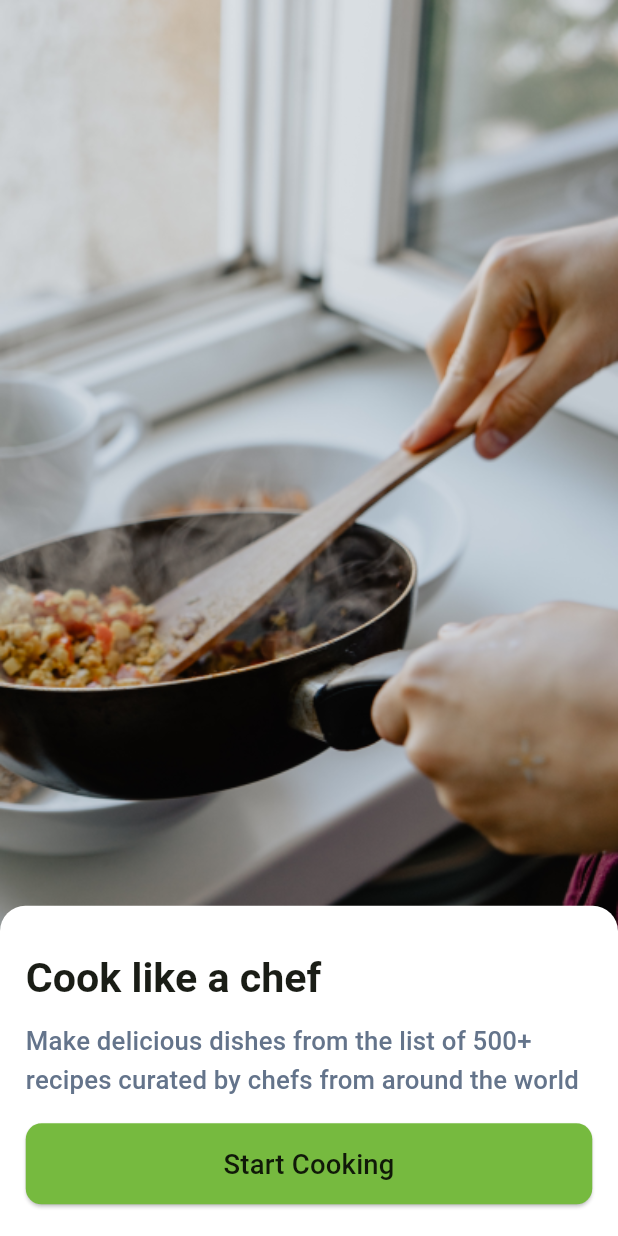
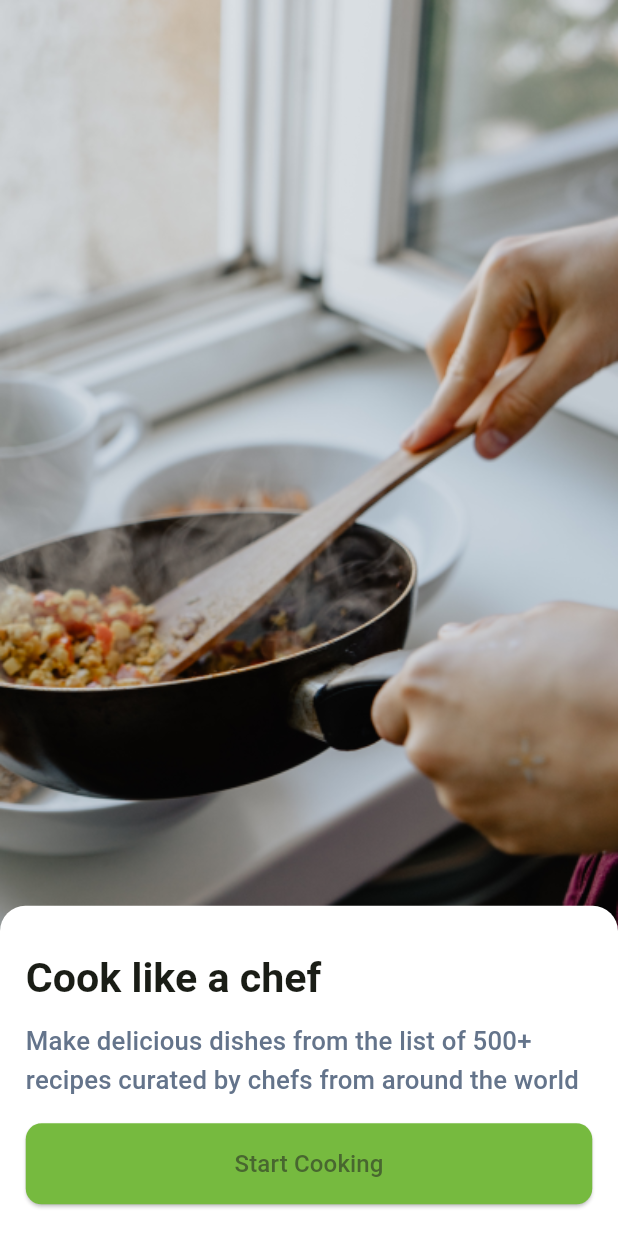
Before and after one commit to MohilThummar/eat_fresh_app, a Flutter app: the screen it shows after launch, on a phone screen of 412 x 824 dp. Run offline on Flutter 3.47's test engine with Material 2 defaults, Android fonts, the phone set to English and light mode, and no system bars; our stand-ins replace connectivity_plus, dio, flutter_screenutil, flutter_svg, fluttertoast, get and 2 more; Roboto replaces fonts that are missing (SF Pro Rounded).

Commit message:
Change in common and constant files

```diff
--- a/lib/res/common/app_button.dart
+++ b/lib/res/common/app_button.dart
@@ -2,30 +2,30 @@ import 'package:flutter/material.dart';
 import 'package:flutter_svg/flutter_svg.dart';
 import 'package:get/get.dart';
 
+/// <<< Common App button --------- >>>
+
 class AppButton extends StatelessWidget {
-  final String title;
+  final String? title;
+  final bool? disableButton;
+  final VoidCallback? onPressed;
+  final VoidCallback? onLongPress;
+  final double? height;
   final double? width;
+  final Widget? child;
   final IconData? icon;
   final String? image;
-  final double? height;
-  final double? fontSize;
-  final Widget? child;
-  final bool? disableButton;
-  final VoidCallback onPressed;
-  final VoidCallback? onLongPress;
 
   const AppButton({
     super.key,
-    required this.title,
-    this.width,
-    this.icon,
-    this.image,
-    this.height,
-    this.fontSize,
-    this.child,
-    this.disableButton = false,
+    this.title = "",
     required this.onPressed,
     this.onLongPress,
+    this.disableButton = false,
+    this.height,
+    this.width,
+    this.child,
+    this.icon,
+    this.image = "",
   });
 
   @override
@@ -47,32 +47,24 @@ class AppButton extends StatelessWidget {
                   size: 24,
                 ),
                 const SizedBox(width: 5),
-              ] else
-                const SizedBox(),
-              if (image != null && image != "") ...[
+              ],
+              if (image!.isNotEmpty) ...[
                 image!.contains(".svg")
                     ? SvgPicture.asset(
                         image!,
                         height: 22,
-                        alignment: Alignment.bottomLeft,
                       )
                     : Image.asset(
                         image!,
                         height: 22,
-                        color: Colors.white,
-                        alignment: Alignment.bottomLeft,
                       ),
                 const SizedBox(width: 5)
-              ] else
-                const SizedBox(),
-              if (title != "")
+              ],
+              if (title!.isNotEmpty)
                 Text(
-                  title,
+                  title!,
                   textAlign: TextAlign.center,
-                  style: Theme.of(context).textTheme.titleMedium,
                 )
-              else
-                const SizedBox(),
             ],
           ),
     );
--- a/lib/res/common/app_text_field.dart
+++ b/lib/res/common/app_text_field.dart
@@ -1,5 +1,7 @@
 import 'package:flutter/material.dart';
 import 'package:flutter/services.dart';
+
+/// <<< Common TextField --------- >>>
 
 class CustomTextField extends StatelessWidget {
   final TextEditingController? controller;
--- a/lib/res/constant/app_theme.dart
+++ b/lib/res/constant/app_theme.dart
@@ -2,20 +2,62 @@ import 'package:eat_fresh_app/res/constant/app_colors.dart';
 import 'package:flutter/material.dart';
 import 'package:flutter_screenutil/flutter_screenutil.dart';
 
+/// <<< To management App light and dark theme and typography --------- >>>
+
 class AppTheme {
-  final ThemeData baseLight = ThemeData.light();
-  final ThemeData baseDark = ThemeData.dark();
-
   static ThemeData lightTheme = ThemeData(
     /// Colors
     brightness: Brightness.light,
-    // primaryColor: AppColors.primaryColor,
     scaffoldBackgroundColor: Colors.white,
     disabledColor: const Color(0x99b7b6b6),
     hoverColor: const Color(0x4DC8C8C8),
     splashColor: const Color(0x66C8C8C8),
     shadowColor: const Color(0x12000000),
     colorSchemeSeed: AppColors.primaryColor,
+
+    /// Gesture
+    splashFactory: InkRipple.splashFactory,
+    visualDensity: VisualDensity.comfortable,
+    highlightColor: Colors.transparent,
+    indicatorColor: AppColors.primaryColor,
+    useMaterial3: true,
+
+    /// Button
+    // buttonTheme:,
+    // buttonColor: ,
+    elevatedButtonTheme: ElevatedButtonThemeData(
+      style: ButtonStyle(
+        backgroundColor: MaterialStateProperty.all(AppColors.primaryColor),
+        shape: MaterialStateProperty.all(RoundedRectangleBorder(borderRadius: BorderRadius.circular(10).r)),
+      ),
+    ),
+
+    /// Text
+    textTheme: buildTextTheme(ThemeData.light().textTheme),
+    primaryTextTheme: buildTextTheme(ThemeData.light().textTheme),
+    fontFamily: "SF Pro Rounded",
+
+    /// Icon
+    iconTheme: const IconThemeData(color: Color(0xff2b2b2b)),
+    // iconButtonTheme: ,
+
+    /// AppBar
+    appBarTheme: const AppBarTheme(color: Colors.white),
+
+    /// Divider
+    // dividerColor: ,
+    // dividerTheme: ,
+
+    /// Menu
+    popupMenuTheme: const PopupMenuThemeData(color: Colors.white),
+    // dropdownMenuTheme: ,
+
+    /// Dialog Box
+    // dialogTheme: ,
+    // dialogBackgroundColor: ,
+
+    /// Note: uncomment if you using copyWith theme or it will throw error.
+    // primaryColor: AppColors.primaryColor,
     // colorScheme: const ColorScheme(
     //   brightness: Brightness.light,
     //   primary: AppColors.primaryColor,
@@ -23,9 +65,28 @@ class AppTheme {
     //   error: Colors.red,
     //   surface: Colors.white,
     // ),
+  );
+
+  static ThemeData darkTheme = ThemeData(
+    /// Colors
+    brightness: Brightness.dark,
+    scaffoldBackgroundColor: Colors.black,
+    disabledColor: const Color(0x99b7b6b6),
+    hoverColor: const Color(0x4DC8C8C8),
+    splashColor: const Color(0x66C8C8C8),
+    shadowColor: const Color(0x12FFFFFF),
+    colorSchemeSeed: AppColors.primaryColor,
+
+    /// Gesture
+    splashFactory: InkRipple.splashFactory,
+    visualDensity: VisualDensity.comfortable,
+    highlightColor: Colors.transparent,
+    indicatorColor: AppColors.primaryColor,
+    useMaterial3: true,
 
     /// Button
-    // buttonTheme:
+    // buttonTheme:,
+    // buttonColor: ,
     elevatedButtonTheme: ElevatedButtonThemeData(
       style: ButtonStyle(
         backgroundColor: MaterialStateProperty.all(AppColors.primaryColor),
@@ -33,93 +94,39 @@ class AppTheme {
       ),
     ),
 
-    /// AppBar
-    appBarTheme: const AppBarTheme(color: Colors.white),
-
-    /// Menu
-    popupMenuTheme: const PopupMenuThemeData(color: Colors.white),
-    // dropdownMenuTheme: ,
-
-    /// Icon
-    iconTheme: const IconThemeData(color: Color(0xff2b2b2b)),
-    // iconButtonTheme: ,
-
     /// Text
     textTheme: buildTextTheme(ThemeData.light().textTheme),
     primaryTextTheme: buildTextTheme(ThemeData.light().textTheme),
     fontFamily: "SF Pro Rounded",
 
-    /// Button
-    // buttonTheme: ,
-    // elevatedButtonTheme: ,
+    /// Icon
+    iconTheme: const IconThemeData(color: Color(0xff989797)),
+    // iconButtonTheme: ,
+
+    /// AppBar
+    appBarTheme: const AppBarTheme(color: Colors.black),
+
+    /// Divider
+    // dividerColor: ,
+    // dividerTheme: ,
+
+    /// Menu
+    popupMenuTheme: const PopupMenuThemeData(color: Colors.black),
+    // dropdownMenuTheme: ,
 
     /// Dialog Box
     // dialogTheme: ,
     // dialogBackgroundColor: ,
 
-    splashFactory: InkRipple.splashFactory,
-    visualDensity: VisualDensity.comfortable,
-    highlightColor: Colors.transparent,
-    indicatorColor: AppColors.primaryColor,
-    useMaterial3: true,
-  );
-
-  static ThemeData darkTheme = ThemeData(
-    /// Colors
-    brightness: Brightness.dark,
+    /// Note: uncomment if you using copyWith theme or it will throw error.
     // primaryColor: AppColors.primaryColor,
-    scaffoldBackgroundColor: Colors.black,
-    disabledColor: const Color(0x99b7b6b6),
-    hoverColor: const Color(0x4DC8C8C8),
-    splashColor: const Color(0x66C8C8C8),
-    shadowColor: const Color(0x12FFFFFF),
-    colorSchemeSeed: AppColors.primaryColor,
     // colorScheme: const ColorScheme(
     //   brightness: Brightness.light,
     //   primary: AppColors.primaryColor,
     //   secondary: AppColors.secondaryColor,
     //   error: Colors.red,
-    //   surface: Colors.black,
+    //   surface: Colors.white,
     // ),
-
-    /// Button
-    // buttonTheme:
-    elevatedButtonTheme: ElevatedButtonThemeData(
-      style: ButtonStyle(
-        backgroundColor: MaterialStateProperty.all(AppColors.primaryColor),
-        shape: MaterialStateProperty.all(RoundedRectangleBorder(borderRadius: BorderRadius.circular(10).r)),
-      ),
-    ),
-
-    /// AppBar
-    appBarTheme: const AppBarTheme(color: Colors.black),
-
-    /// Menu
-    popupMenuTheme: const PopupMenuThemeData(color: Colors.black),
-    // dropdownMenuTheme: ,
-
-    /// Icon
-    iconTheme: const IconThemeData(color: Color(0xff989797)),
-    // iconButtonTheme: ,
-
-    /// Text
-    textTheme: buildTextTheme(ThemeData.dark().textTheme),
-    primaryTextTheme: buildTextTheme(ThemeData.dark().textTheme),
-    fontFamily: "SF Pro Rounded",
-    // textButtonTheme: ,
-
-    /// Button
-    // buttonTheme: ,
-    // elevatedButtonTheme: ,
-
-    /// Dialog Box
-    // dialogTheme: ,
-    // dialogBackgroundColor: ,
-    splashFactory: InkRipple.splashFactory,
-    visualDensity: VisualDensity.comfortable,
-    indicatorColor: AppColors.primaryColor,
-    highlightColor: Colors.transparent,
-    useMaterial3: true,
   );
 }
 
@@ -152,7 +159,7 @@ TextTheme buildTextTheme(TextTheme base) {
   );
 }
 
-/// ---- Flutter official material 3 typography font size ---------------->>>
+/// ---- Flutter official material 3 typography font size --------------- >>>
 /*
 Body Small  Size: 12, Height: 1.33
 Body Medium  Size: 14, Height: 1.43
--- a/lib/utils/color_print.dart
+++ b/lib/utils/color_print.dart
@@ -59,7 +59,8 @@ void printWhite(String text) {
   }
 }
 
-/// Color Print code --------------->>>>
+/// Color Print code -------------- >>>>
+/*
 void colorCodeExample() {
   debugPrint("\x1B[1m 1hello \x1B[0m");
   debugPrint("\x1B[3m 3hello \x1B[0m");
@@ -103,3 +104,4 @@ void colorCodeExample() {
   debugPrint("\x1B[107m 107hello \x1B[0m");
   debugPrint("\x1B[108m 108hello \x1B[0m");
 }
+*/
--- a/lib/utils/routes/routes.dart
+++ b/lib/utils/routes/routes.dart
@@ -6,6 +6,7 @@ import '../../view/splash/splash_binding.dart';
 import '../../view/splash/splash_screen.dart';
 import 'routes_name.dart';
 
+/// <<< Routs navigator animation common --------- >>>
 GetPage getPage({String? name, GetPageBuilder? page, Bindings? binding}) {
   return GetPage(
     name: name!,
@@ -16,6 +17,7 @@ GetPage getPage({String? name, GetPageBuilder? page, Bindings? binding}) {
   );
 }
 
+/// <<< List of all Routs --------- >>>
 List<GetPage> pages = [
   getPage(name: RoutesName.splashScreen, page: () => const SplashScreen(), binding: SplashBindings()),
   getPage(name: RoutesName.welcomeScreen, page: () => const WelcomeScreen(), binding: WelcomeBindings()),
--- a/lib/utils/routes/routes_name.dart
+++ b/lib/utils/routes/routes_name.dart
@@ -1,7 +1,9 @@
+/// <<< All Routs name --------- >>>
+
 class RoutesName {
   // ---- Auth ------------ >>>
   static String splashScreen = '/';
   static String welcomeScreen = '/WelcomeScreen';
 
-  // ---- Auth ------------ >>>
+  // ---- Home ------------ >>>
 }
--- a/lib/utils/utils.dart
+++ b/lib/utils/utils.dart
@@ -89,21 +89,18 @@ class Utils {
 
   /// <<< To check email valid or not --------- >>>
   bool emailValidator(String email) {
-    // String p = r'^(([^<>()[\]\\.,;:\s@\"]+(\.[^<>()[\]\\.,;:\s@\"]+)*)|(\".+\"))@((\[[0-9]{1,3}\.[0-9]{1,3}\.[0-9]{1,3}\.[0-9]{1,3}\])|(([a-zA-Z\-0-9]+\.)+[a-zA-Z]{2,}))$';
     RegExp regExp = RegExp(r'^(([^<>()[\]\\.,;:\s@"]+(\.[^<>()[\]\\.,;:\s@"]+)*)|(".+"))@((\[[0-9]{1,3}\.[0-9]{1,3}\.[0-9]{1,3}\.[0-9]{1,3}\])|(([a-zA-Z\-0-9]+\.)+[a-zA-Z]{2,}))$');
     return regExp.hasMatch(email);
   }
 
   /// <<< To check phone valid or not --------- >>>
   bool phoneValidator(String contact) {
-    // String p = r'^[+]*[(]{0,1}[0-9]{1,4}[)]{0,1}[-\s\./0-9]*$';
     RegExp regExp = RegExp(r'^[+]*[(]{0,1}[0-9]{1,4}[)]{0,1}[-\s./0-9]*$');
     return regExp.hasMatch(contact);
   }
 
   /// <<< To check password valid or not --------- >>>
   bool passwordValidator(String contact) {
-    // String p = r'^(?=.*?[A-Z])(?=.*?[a-z])(?=.*?[0-9])(?=.*?[!@#\$0&*~]).{8,}$';
     RegExp regExp = RegExp(r'^(?=.*?[A-Z])(?=.*?[a-z])(?=.*?[0-9])(?=.*?[!@#$0&*~]).{8,}$');
     return regExp.hasMatch(contact);
   }
```
Also changed, not shown: lib/data/api/api_function.dart (+4 -4 lines), lib/res/common/empty_data.dart (+12 -15 lines), lib/res/constant/app_assets.dart (+16 -0 lines), lib/res/constant/app_colors.dart (+7 -0 lines), lib/res/constant/app_strings.dart (+10 -2 lines), lib/res/constant/constant.dart (+7 -2 lines).
